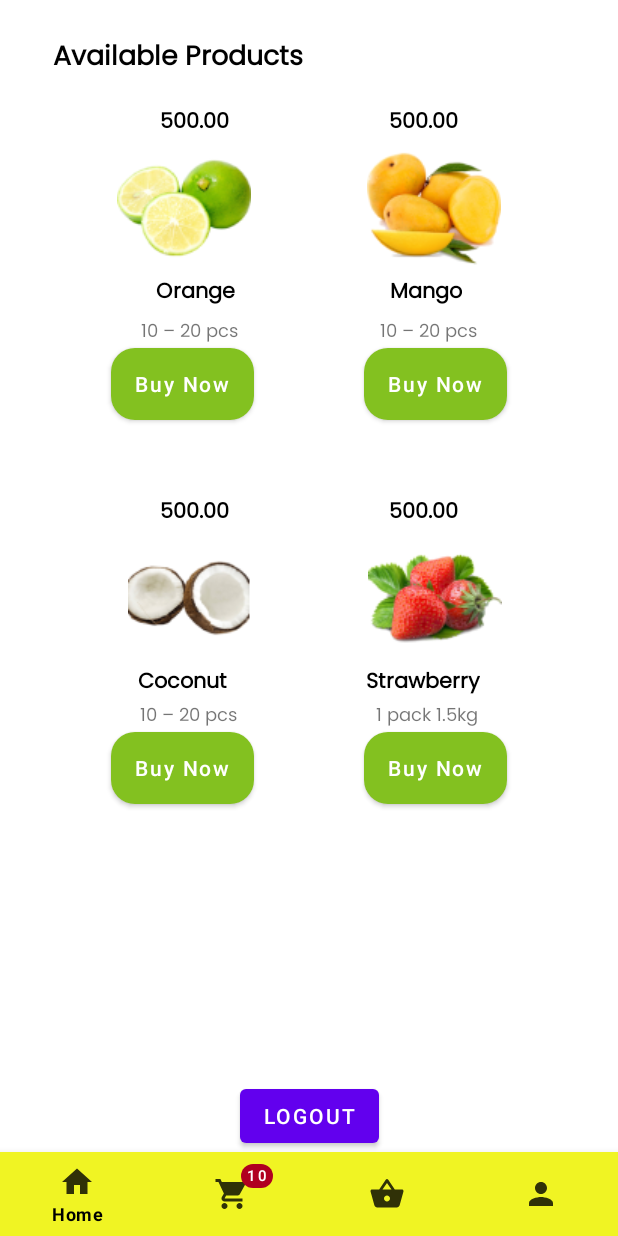
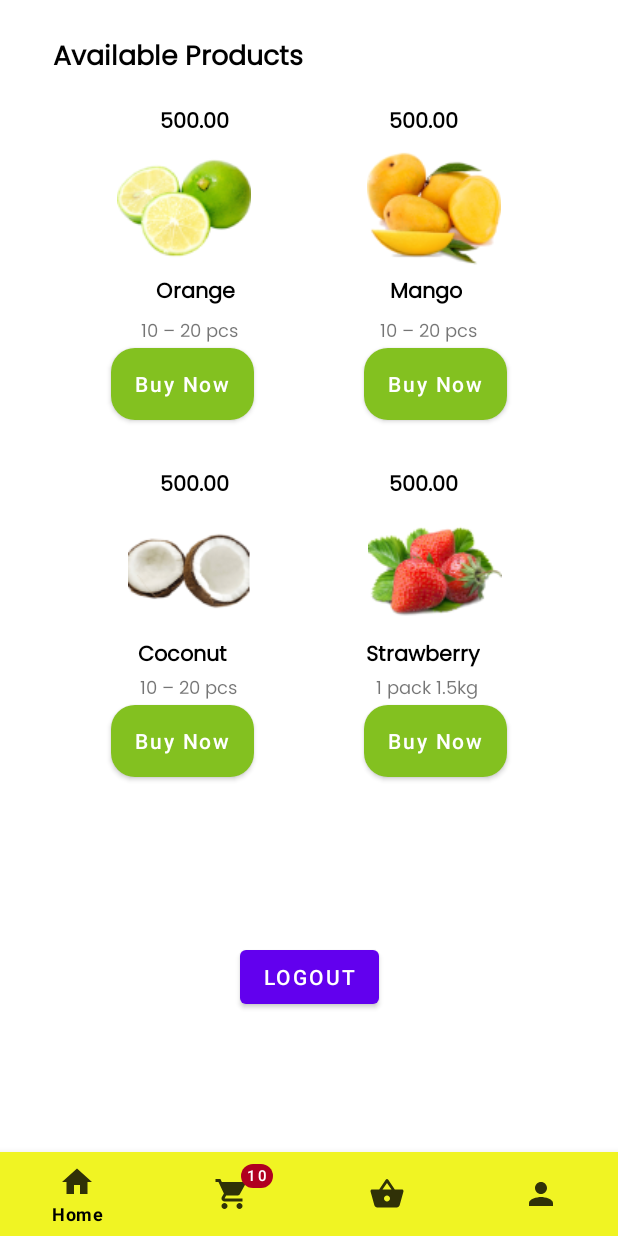
Before and after one commit to Emuolanari/Fruit2you, an Android app: the HomeFragment screen opened directly, with no data from a screen before it, on a phone screen of 412 x 824 dp. Run offline under Robolectric (Android 15) with nearby library versions, the phone set to English and light mode, and no system bars; our stand-ins replace Firebase (no records; nobody signed in at launch, a user with empty details on screens opened directly).

Commit message:
scrollable home

```diff
--- a/app/src/main/res/layout/activity_login.xml
+++ b/app/src/main/res/layout/activity_login.xml
@@ -124,6 +124,7 @@
         android:background="@drawable/button"
         android:text="@string/signinbtn"
         android:textAllCaps="false"
+        android:textColor="#000000"
         app:backgroundTint="@color/colorAccent"
         app:layout_constraintEnd_toEndOf="parent"
         app:layout_constraintStart_toStartOf="parent"
--- a/app/src/main/res/layout/activity_register.xml
+++ b/app/src/main/res/layout/activity_register.xml
@@ -164,6 +164,7 @@
             android:fontFamily="@font/poppins"
             android:text="@string/sign_up"
             android:textAllCaps="false"
+            android:textColor="#000000"
             android:textStyle="bold"
             app:backgroundTint="@color/colorAccent"
             app:layout_constraintEnd_toEndOf="parent"
--- a/app/src/main/res/layout/home_fragment.xml
+++ b/app/src/main/res/layout/home_fragment.xml
@@ -1,9 +1,15 @@
 <?xml version="1.0" encoding="utf-8"?>
-<androidx.constraintlayout.widget.ConstraintLayout xmlns:android="http://schemas.android.com/apk/res/android"
+<ScrollView xmlns:android="http://schemas.android.com/apk/res/android"
     xmlns:app="http://schemas.android.com/apk/res-auto"
     xmlns:tools="http://schemas.android.com/tools"
+    android:fitsSystemWindows="true"
     android:layout_width="match_parent"
-    android:layout_height="match_parent"
+    android:fillViewport="true"
+    android:layout_height="match_parent">
+
+    <androidx.constraintlayout.widget.ConstraintLayout
+        android:layout_width="match_parent"
+        android:layout_height="wrap_content"
         tools:context=".MainActivity">
 
 
@@ -27,10 +33,12 @@
             android:id="@+id/signout"
             android:layout_width="wrap_content"
             android:layout_height="wrap_content"
+            android:layout_marginTop="16dp"
             android:text="@string/logout"
             app:layout_constraintBottom_toBottomOf="parent"
             app:layout_constraintEnd_toEndOf="parent"
-        app:layout_constraintStart_toStartOf="parent" />
+            app:layout_constraintStart_toStartOf="parent"
+            app:layout_constraintTop_toBottomOf="@+id/buyS" />
 
         <TextView
             android:id="@+id/priceO"
@@ -140,7 +148,7 @@
             android:id="@+id/priceC"
             android:layout_width="wrap_content"
             android:layout_height="wrap_content"
-        android:layout_marginTop="50dp"
+            android:layout_marginTop="32dp"
             android:fontFamily="@font/poppins"
             android:text="@string/_500_00"
             android:textColor="#000000"
@@ -155,7 +163,7 @@
             android:id="@+id/priceS"
             android:layout_width="wrap_content"
             android:layout_height="wrap_content"
-        android:layout_marginTop="50dp"
+            android:layout_marginTop="32dp"
             android:fontFamily="@font/poppins"
             android:text="@string/_500_00"
             android:textColor="#000000"
@@ -292,3 +300,4 @@
             app:layout_constraintTop_toBottomOf="@+id/strawberryImage" />
 
     </androidx.constraintlayout.widget.ConstraintLayout>
+</ScrollView>
```
Lines whose indentation alone changed are shown as unchanged.
